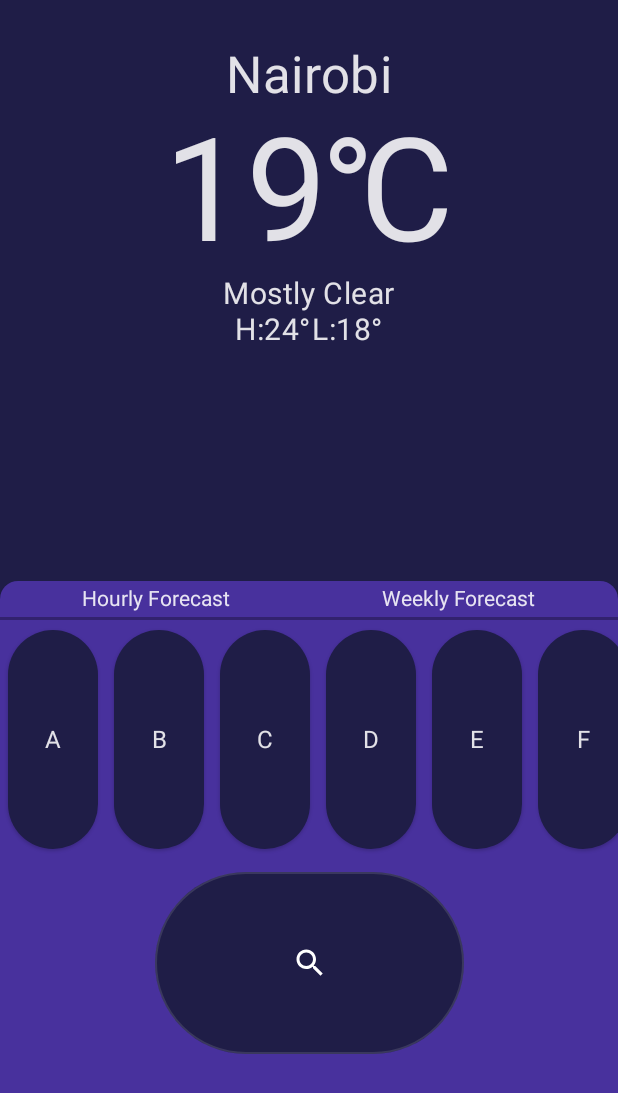
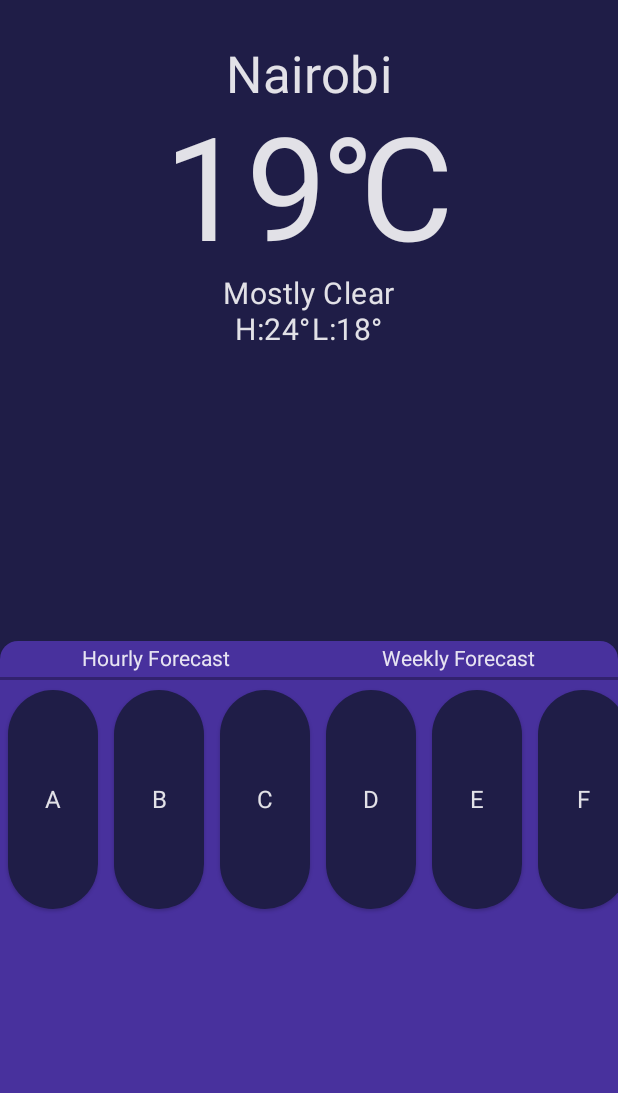
Before and after one commit to AdamR22/WeatherApp, an Android app built with Jetpack Compose: the screen it shows after launch (MainActivity), on a phone screen of 412 x 824 dp. Shown: the top 1093 px of the screen. Run offline under Robolectric (Android 15) with nearby library versions, the phone set to English and light mode, and no system bars.

Commit message:
Refactors code to reflect new needs

```diff
--- a/app/src/main/java/com/github/adamr22/weatherapp/presentation/ui/MainActivity.kt
+++ b/app/src/main/java/com/github/adamr22/weatherapp/presentation/ui/MainActivity.kt
@@ -5,29 +5,19 @@ import androidx.activity.ComponentActivity
 import androidx.activity.compose.setContent
 import androidx.compose.foundation.clickable
 import androidx.compose.foundation.layout.*
-import androidx.compose.foundation.lazy.LazyColumn
 import androidx.compose.foundation.lazy.LazyRow
 import androidx.compose.foundation.lazy.itemsIndexed
-import androidx.compose.foundation.shape.CircleShape
 import androidx.compose.foundation.shape.RoundedCornerShape
 import androidx.compose.material.*
 import androidx.compose.runtime.Composable
 import androidx.compose.ui.Alignment
 import androidx.compose.ui.Modifier
-import androidx.compose.ui.modifier.modifierLocalConsumer
-import androidx.compose.ui.res.painterResource
-import androidx.compose.ui.text.TextStyle
-import androidx.compose.ui.text.font.FontStyle
-import androidx.compose.ui.tooling.preview.Preview
-import androidx.compose.ui.unit.TextUnit
 import androidx.compose.ui.unit.dp
 import androidx.compose.ui.unit.sp
-import com.github.adamr22.weatherapp.R
 import com.github.adamr22.weatherapp.presentation.theme.ThirtyPercentBlack
 import com.github.adamr22.weatherapp.presentation.theme.UpdateCardColor
 import com.github.adamr22.weatherapp.presentation.theme.WeatherAppTheme
 import com.github.adamr22.weatherapp.presentation.theme.WeirdPurple
-import org.intellij.lang.annotations.JdkConstants.HorizontalAlignment
 
 class MainActivity : ComponentActivity() {
     override fun onCreate(savedInstanceState: Bundle?) {
@@ -58,7 +48,7 @@ fun CurrentMetrics(
     Spacer(modifier.height(30.dp))
     Column(
         modifier.fillMaxHeight(
-            .45f
+            .5f
         ),
         horizontalAlignment = Alignment.CenterHorizontally
     ) {
@@ -157,17 +147,6 @@ fun TemperatureUpdateCard(modifier: Modifier = Modifier) {
                 }
             }
             Spacer(modifier = Modifier.height(10.dp))
-            OutlinedButton(
-                modifier = modifier.fillMaxSize(.5f),
-                colors = ButtonDefaults.buttonColors(backgroundColor = WeirdPurple),
-                onClick = { /*TODO*/ },
-                shape = RoundedCornerShape(50)
-            ) {
-                Icon(
-                    painter = painterResource(id = R.drawable.ic_search),
-                    contentDescription = "Search weather by location"
-                )
-            }
         }
     }
 }
```
